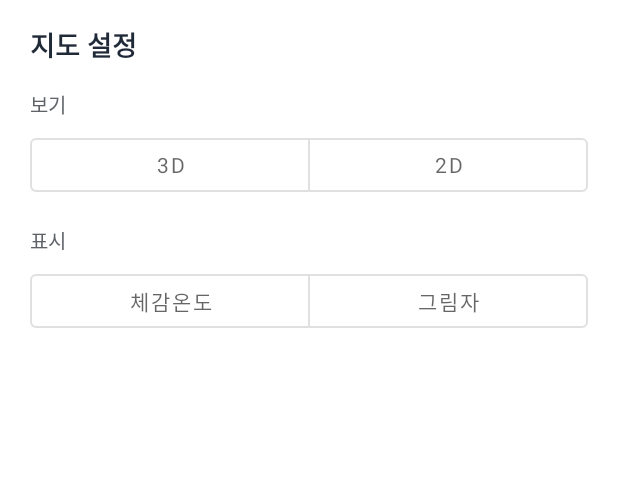
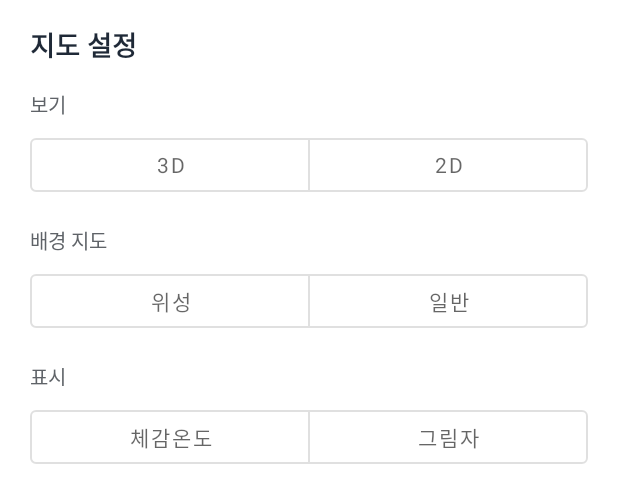
Before and after one commit to SHS0814/OSD, an Android app: the layout sheet_map_settings.xml on its own in the app's theme, with its tools: preview values and no code run, on a phone screen of 412 x 824 dp. Shown: the top 503 px of the screen. Run offline under Robolectric (Android 15) with nearby library versions, the phone set to English and light mode, and no system bars.

Commit message:
[P3] feat(android): satellite base map
Co-Authored-By: Claude Opus 5.5 <noreply@anthropic.com>

```diff
--- a/android/app/src/main/java/kr/ac/cbnu/campusshade/map/MapLayers.kt
+++ b/android/app/src/main/java/kr/ac/cbnu/campusshade/map/MapLayers.kt
@@ -12,6 +12,7 @@ import org.maplibre.android.maps.Style
  * pins and the sensors are drawn over the labels.
  */
 class MapLayers(style: Style, context: Context) {
+    val satellite = SatelliteLayer(style)
     val shadows = ShadowLayer(style)
     val buildings = BuildingLayer(style)
     val heatmap = HeatmapLayer(style)
--- a/android/app/src/main/res/layout/sheet_map_settings.xml
+++ b/android/app/src/main/res/layout/sheet_map_settings.xml
@@ -32,6 +32,25 @@
 
     <TextView
         style="@style/CampusShade.SheetLabel"
+        android:text="@string/map_settings_base" />
+
+    <com.google.android.material.button.MaterialButtonToggleGroup
+        android:id="@+id/baseMapGroup"
+        style="@style/CampusShade.ToggleGroup">
+
+        <com.google.android.material.button.MaterialButton
+            android:id="@+id/baseMapSatellite"
+            style="@style/CampusShade.ToggleButton"
+            android:text="@string/show_satellite" />
+
+        <com.google.android.material.button.MaterialButton
+            android:id="@+id/baseMapNormal"
+            style="@style/CampusShade.ToggleButton"
+            android:text="@string/show_basemap" />
+    </com.google.android.material.button.MaterialButtonToggleGroup>
+
+    <TextView
+        style="@style/CampusShade.SheetLabel"
         android:text="@string/map_settings_layer" />
 
     <com.google.android.material.button.MaterialButtonToggleGroup
--- a/android/app/src/main/res/values/strings.xml
+++ b/android/app/src/main/res/values/strings.xml
@@ -30,11 +30,14 @@
     <!-- 지도 설정 -->
     <string name="map_settings">지도 설정</string>
     <string name="map_settings_view">보기</string>
+    <string name="map_settings_base">배경 지도</string>
     <string name="map_settings_layer">표시</string>
     <string name="view_3d">3D</string>
     <string name="view_2d">2D</string>
+    <string name="show_satellite">위성</string>
+    <string name="show_basemap">일반</string>
     <string name="show_heatmap">체감온도</string>
     <string name="show_shadows">그림자</string>
 
-    <string name="attribution">© OpenStreetMap contributors · OpenFreeMap · OpenMapTiles · 기상청 · 국토지리정보원 · 기후에너지환경부</string>
+    <string name="attribution">© OpenStreetMap contributors · OpenFreeMap · OpenMapTiles · 기상청 · 국토지리정보원 · 기후에너지환경부 · VWorld 항공사진</string>
 </resources>
```
Also changed, not shown: android/app/src/main/java/kr/ac/cbnu/campusshade/MainActivity.kt (+19 -0 lines), android/app/src/main/java/kr/ac/cbnu/campusshade/MapStyle.kt (+7 -0 lines), android/app/src/main/java/kr/ac/cbnu/campusshade/map/HeatmapLayer.kt (+7 -0 lines), android/app/src/main/java/kr/ac/cbnu/campusshade/map/SatelliteLayer.kt (added, +24 -0 lines), android/app/src/main/java/kr/ac/cbnu/campusshade/ui/MapSettingsSheet.kt (+7 -0 lines).
